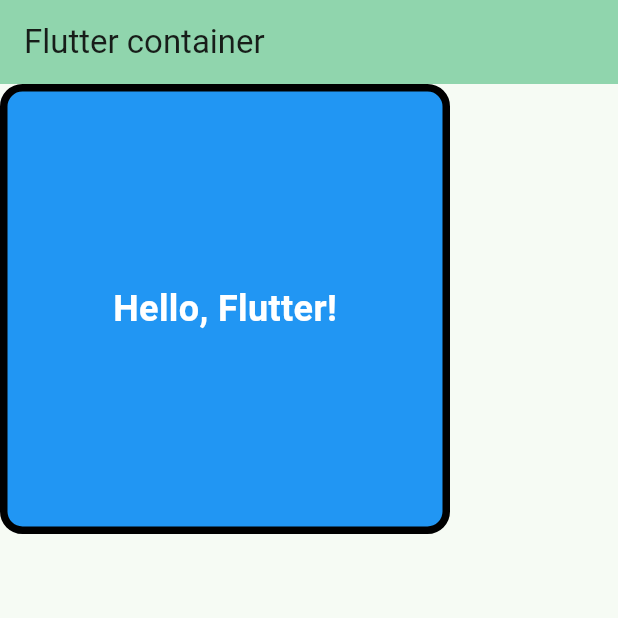
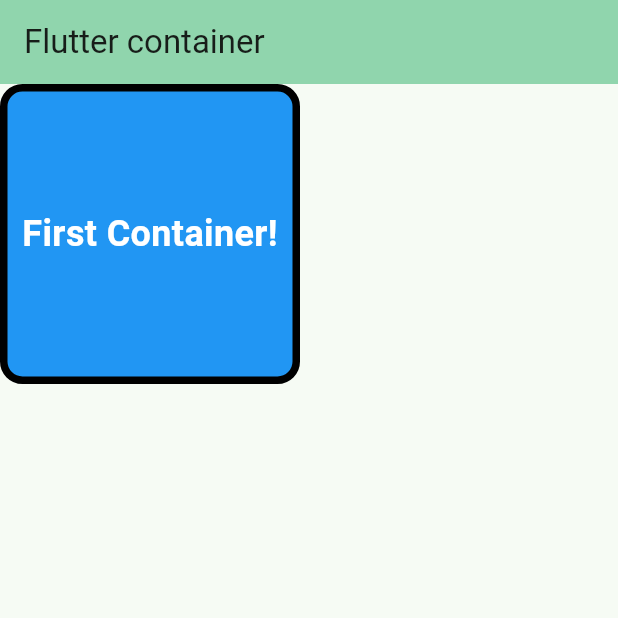
Before and after one commit to deep04shikha11/FlutterWork, a Flutter app: the screen it shows after launch, on a phone screen of 412 x 824 dp, the top half of it. Run offline on Flutter 3.47's test engine with Material 3 defaults, Android fonts, the phone set to English and light mode, and no system bars.

Commit message:
Using first container

```diff
--- a/lib/main.dart
+++ b/lib/main.dart
@@ -52,8 +52,8 @@
         title: Text("Flutter container"),
       ),
       body: Container(
-        width: 300,
-        height: 300,
+        width: 200,
+        height: 200,
         decoration: BoxDecoration(
           color: Colors.blue,
           border: Border.all(color: Colors.black, width: 5),
@@ -61,7 +61,7 @@
         ),
         child: const Center(
           child: Text(
-            'Hello, Flutter!',
+            'First Container!',
             style: TextStyle(
               color: Colors.white,
               fontSize: 24,
```
